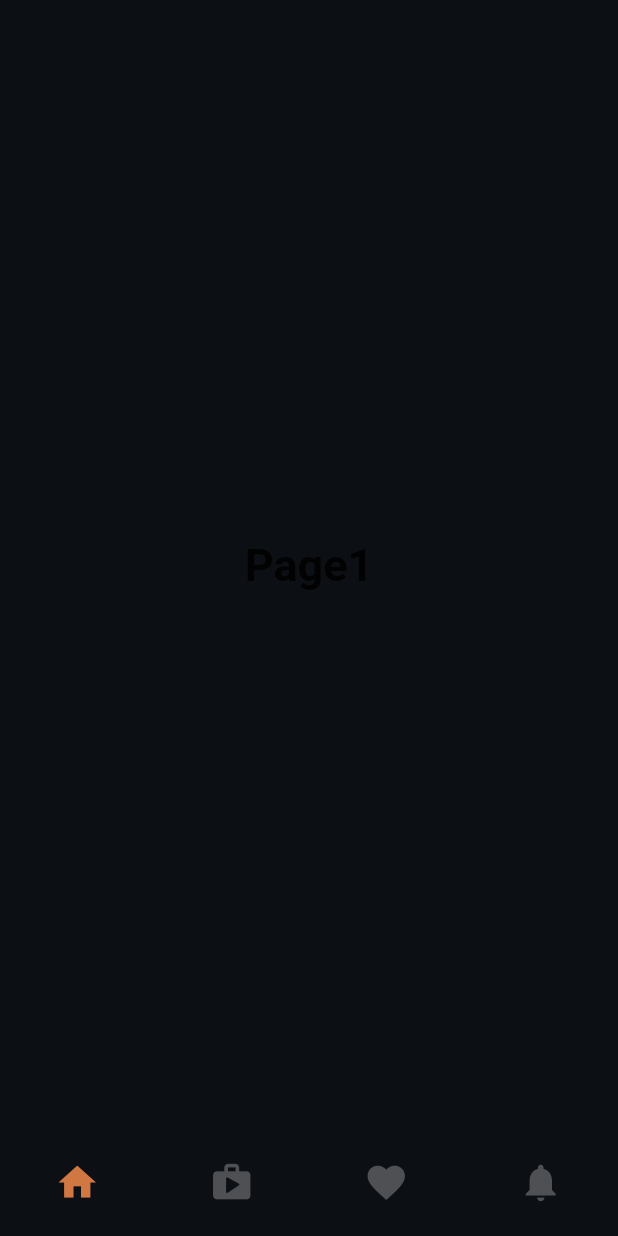
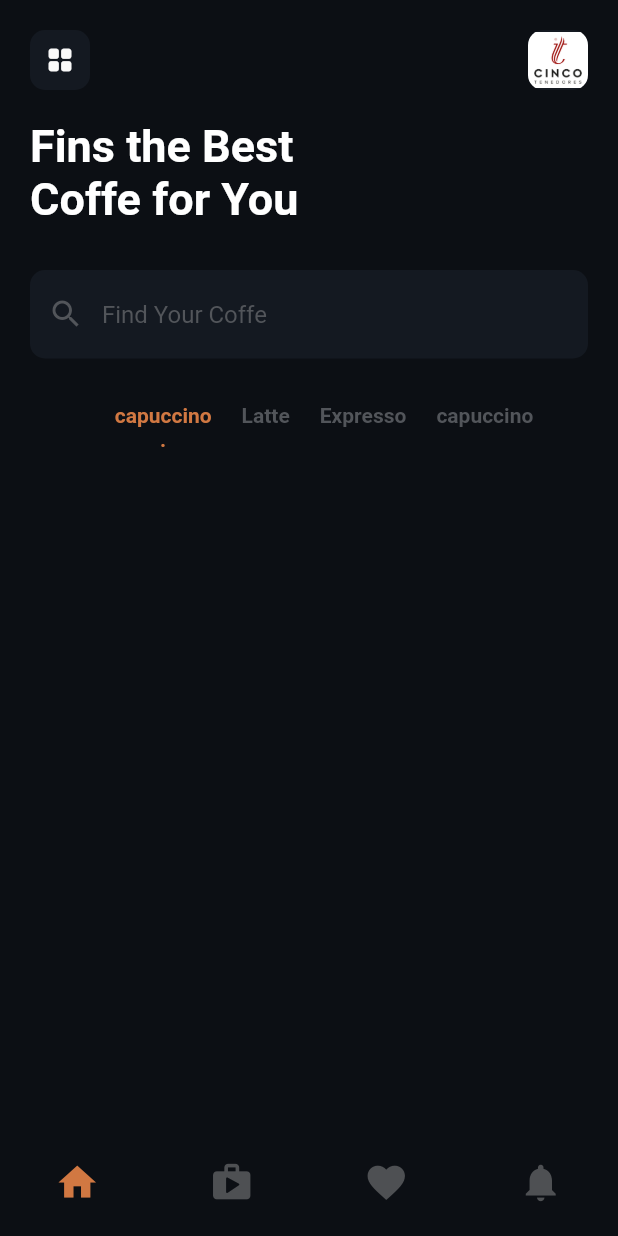
Before and after one commit to reynaldo57/restaurant_modelo_1, a Flutter app: the screen it shows after launch, on a phone screen of 412 x 824 dp. Run offline on Flutter 3.47's test engine with Material 2 defaults, Android fonts, the phone set to English and light mode, and no system bars.

Commit message:
capuccino late expresso

```diff
--- a/lib/screens/home_screen.dart
+++ b/lib/screens/home_screen.dart
@@ -5,31 +5,31 @@ class HomeScreen extends StatefulWidget {
   _HomeScreenState createState() => _HomeScreenState();
 }
 
-// Widget buildCoffeCategory({categoryName, isSelected}) {
-//   return Padding(
-//     padding: const EdgeInsets.only(left: 20),
-//     child: Column(
-//       children: [
-//         Text(
-//           categoryName,
-//           style: TextStyle(
-//             fontWeight: FontWeight.bold,
-//             color: isSelected ? Color(0xffd17842) : Color(0xff52555a),
-//           ),
-//         ),
-//         isSelected
-//             ? Text(
-//                 ".",
-//                 style: TextStyle(
-//                   fontWeight: FontWeight.bold,
-//                   color: Color(0xffd17842),
-//                 ),
-//               )
-//             : Text("")
-//       ],
-//     ),
-//   );
-// }
+Widget buildCoffeCategory({categoryName, isSelected}) {
+  return Padding(
+    padding: const EdgeInsets.only(left: 20),
+    child: Column(
+      children: [
+        Text(
+          categoryName,
+          style: TextStyle(
+            fontWeight: FontWeight.bold,
+            color: isSelected ? Color(0xffd17842) : Color(0xff52555a),
+          ),
+        ),
+        isSelected
+            ? Text(
+                ".",
+                style: TextStyle(
+                  fontWeight: FontWeight.bold,
+                  color: Color(0xffd17842),
+                ),
+              )
+            : Text("")
+      ],
+    ),
+  );
+}
 
 class _HomeScreenState extends State<HomeScreen> {
   int _selectedIndex = 0;
@@ -40,126 +40,126 @@ class _HomeScreenState extends State<HomeScreen> {
   static List<Widget> _widgetOption = <Widget>[
     // HomePage(),
 
-    // Scaffold(
-    //   backgroundColor: Color(0xff0c0f14),
-    //   body: SafeArea(
-    //     child: SingleChildScrollView(
-    //       physics: BouncingScrollPhysics(),
-    //       child: Column(
-    //         mainAxisAlignment: MainAxisAlignment.spaceEvenly,
-    //         children: [
-    //           SizedBox(
-    //             height: 20,
-    //           ),
-    //           Padding(
-    //             padding: const EdgeInsets.symmetric(horizontal: 20),
-    //             child: Row(
-    //               mainAxisAlignment: MainAxisAlignment.spaceBetween,
-    //               children: [
-    //                 Container(
-    //                   height: 40,
-    //                   width: 40,
-    //                   decoration: BoxDecoration(
-    //                     color: Color(0xff141921),
-    //                     borderRadius: BorderRadius.circular(10.0),
-    //                   ),
-    //                   child: Icon(
-    //                     Icons.grid_view_rounded,
-    //                     color: Color(0xFFFAFAFA),
-    //                     size: 20,
-    //                   ),
-    //                 ),
-    //                 Container(
-    //                   height: 40,
-    //                   width: 40,
-    //                   decoration: BoxDecoration(
-    //                       color: Color(0xff141921),
-    //                       borderRadius: BorderRadius.circular(10.0),
-    //                       image: DecorationImage(
-    //                           image: AssetImage("assets/images/logo.png"))),
-    //                 ),
-    //               ],
-    //             ),
-    //           ),
-    //           SizedBox(
-    //             height: 20,
-    //           ),
-    //           Padding(
-    //             padding: const EdgeInsets.symmetric(horizontal: 20),
-    //             child: Column(
-    //               crossAxisAlignment: CrossAxisAlignment.stretch,
-    //               children: [
-    //                 Text(
-    //                   "Fins the Best",
-    //                   style: TextStyle(
-    //                     fontSize: 30,
-    //                     fontWeight: FontWeight.w600,
-    //                     color: Colors.white,
-    //                   ),
-    //                 ),
-    //                 Text(
-    //                   "Coffe for You",
-    //                   style: TextStyle(
-    //                     fontSize: 30,
-    //                     fontWeight: FontWeight.w600,
-    //                     color: Colors.white,
-    //                   ),
-    //                 ),
-    //               ],
-    //             ),
-    //           ),
-    //           Padding(
-    //             padding:
-    //                 const EdgeInsets.symmetric(horizontal: 20, vertical: 30),
-    //             child: TextField(
-    //               style: TextStyle(color: Colors.white),
-    //               decoration: InputDecoration(
-    //                 prefixIcon: Icon(
-    //                   Icons.search,
-    //                   color: Color(0xff52555a),
-    //                 ),
-    //                 hintText: "Find Your Coffe",
-    //                 hintStyle: TextStyle(
-    //                   color: Color(0xff52555a),
-    //                 ),
-    //                 fillColor: Color(0xff141921),
-    //                 filled: true,
-    //                 border: OutlineInputBorder(
-    //                   borderSide: BorderSide.none,
-    //                   borderRadius: BorderRadius.circular(10.0),
-    //                 ),
-    //               ),
-    //             ),
-    //           ),
-    //           SingleChildScrollView(
-    //             physics: BouncingScrollPhysics(),
-    //             scrollDirection: Axis.horizontal,
-    //             child: Row(
-    //               children: [
-    //                 buildCoffeCategory(
-    //                     categoryName: "capuccino", isSelected: true
-    //                 ),
-    //                 buildCoffeCategory(
-    //                     categoryName: "Latte", isSelected: false
-    //                 ),
-    //                 buildCoffeCategory(
-    //                     categoryName: "Expresso", isSelected: false
-    //                 ),
-    //                 buildCoffeCategory(
-    //                     categoryName: "capuccino", isSelected: false
-    //                 ),
-    //               ],
-    //             ),
-    //           ),
-    //
-    //           SingleChildScrollView(
-    //
-    //           )
-    //         ],
-    //       ),
-    //     ),
-    //   ),
-    // ),
+    Scaffold(
+      backgroundColor: Color(0xff0c0f14),
+      body: SafeArea(
+        child: SingleChildScrollView(
+          physics: BouncingScrollPhysics(),
+          child: Column(
+            mainAxisAlignment: MainAxisAlignment.spaceEvenly,
+            children: [
+              SizedBox(
+                height: 20,
+              ),
+              Padding(
+                padding: const EdgeInsets.symmetric(horizontal: 20),
+                child: Row(
+                  mainAxisAlignment: MainAxisAlignment.spaceBetween,
+                  children: [
+                    Container(
+                      height: 40,
+                      width: 40,
+                      decoration: BoxDecoration(
+                        color: Color(0xff141921),
+                        borderRadius: BorderRadius.circular(10.0),
+                      ),
+                      child: Icon(
+                        Icons.grid_view_rounded,
+                        color: Color(0xFFFAFAFA),
+                        size: 20,
+                      ),
+                    ),
+                    Container(
+                      height: 40,
+                      width: 40,
+                      decoration: BoxDecoration(
+                          color: Color(0xff141921),
+                          borderRadius: BorderRadius.circular(10.0),
+                          image: DecorationImage(
+                              image: AssetImage("assets/images/logo.png"))),
+                    ),
+                  ],
+                ),
+              ),
+              SizedBox(
+                height: 20,
+              ),
+              Padding(
+                padding: const EdgeInsets.symmetric(horizontal: 20),
+                child: Column(
+                  crossAxisAlignment: CrossAxisAlignment.stretch,
+                  children: [
+                    Text(
+                      "Fins the Best",
+                      style: TextStyle(
+                        fontSize: 30,
+                        fontWeight: FontWeight.w600,
+                        color: Colors.white,
+                      ),
+                    ),
+                    Text(
+                      "Coffe for You",
+                      style: TextStyle(
+                        fontSize: 30,
+                        fontWeight: FontWeight.w600,
+                        color: Colors.white,
+                      ),
+                    ),
+                  ],
+                ),
+              ),
+              Padding(
+                padding:
+                    const EdgeInsets.symmetric(horizontal: 20, vertical: 30),
+                child: TextField(
+                  style: TextStyle(color: Colors.white),
+                  decoration: InputDecoration(
+                    prefixIcon: Icon(
+                      Icons.search,
+                      color: Color(0xff52555a),
+                    ),
+                    hintText: "Find Your Coffe",
+                    hintStyle: TextStyle(
+                      color: Color(0xff52555a),
+                    ),
+                    fillColor: Color(0xff141921),
+                    filled: true,
+                    border: OutlineInputBorder(
+                      borderSide: BorderSide.none,
+                      borderRadius: BorderRadius.circular(10.0),
+                    ),
+                  ),
+                ),
+              ),
+              SingleChildScrollView(
+                physics: BouncingScrollPhysics(),
+                scrollDirection: Axis.horizontal,
+                child: Row(
+                  children: [
+                    buildCoffeCategory(
+                        categoryName: "capuccino", isSelected: true
+                    ),
+                    buildCoffeCategory(
+                        categoryName: "Latte", isSelected: false
+                    ),
+                    buildCoffeCategory(
+                        categoryName: "Expresso", isSelected: false
+                    ),
+                    buildCoffeCategory(
+                        categoryName: "capuccino", isSelected: false
+                    ),
+                  ],
+                ),
+              ),
+
+              SingleChildScrollView(
+
+              )
+            ],
+          ),
+        ),
+      ),
+    ),
 
     Text(
       "Page1",
```
